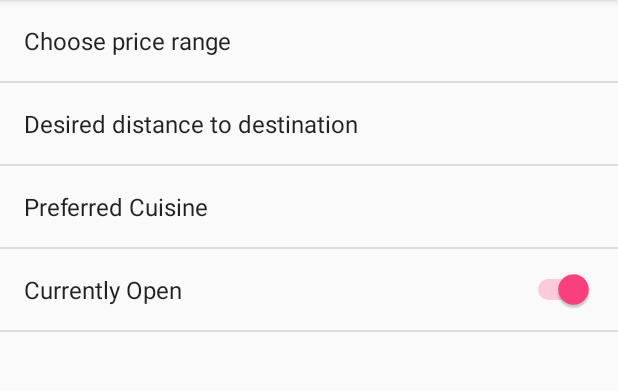
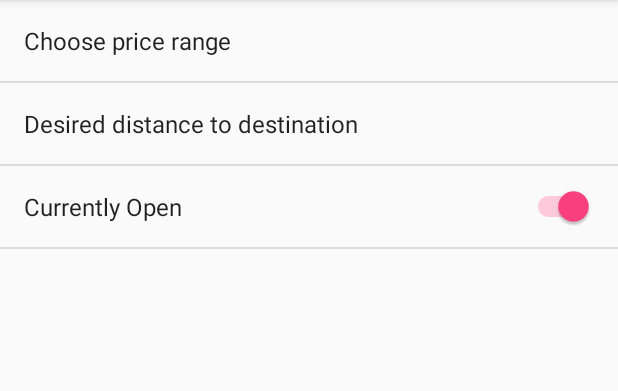
Before and after one commit to heyjasonxu/Indiceision, an Android app: the SettingsActivity screen opened directly, with no data from a screen before it, on a phone screen of 412 x 824 dp, the part 84-475 px from its top. Run offline under Robolectric (Android 15) with nearby library versions, the phone set to English and light mode, and no system bars.

```diff
--- a/app/src/main/res/values/strings.xml
+++ b/app/src/main/res/values/strings.xml
@@ -11,12 +11,7 @@
         <item>$$$$</item>
     </string-array>
     <string name="default_price">None</string>
-    <string-array name="pref_cuisine_list">
-        <item>Any</item>
-        <item>Thai</item>
-        <item>Indian</item>
-    </string-array>
-    <string name="default_cuisine">Any</string>
+
     <string name="title_activity_reviews">Reviews</string>
     <string name="title_activity_scrolling">ScrollingActivity</string>
     <string name="large_text">
--- a/app/src/main/res/xml/preferences.xml
+++ b/app/src/main/res/xml/preferences.xml
@@ -15,13 +15,6 @@
         android:inputType="number"
     />
 
-    <ListPreference
-        android:key="pref_cuisine"
-        android:title="Preferred Cuisine"
-        android:entries="@array/pref_cuisine_list"
-        android:defaultValue="@string/default_cuisine"
-        android:entryValues="@array/pref_cuisine_list"
-    />
 
     <SwitchPreference
         android:key="pref_open"
```
Also changed, not shown: app/src/main/java/edu/uw/info448/indiceision/DrawingSurfaceView.java (+5 -5 lines).
